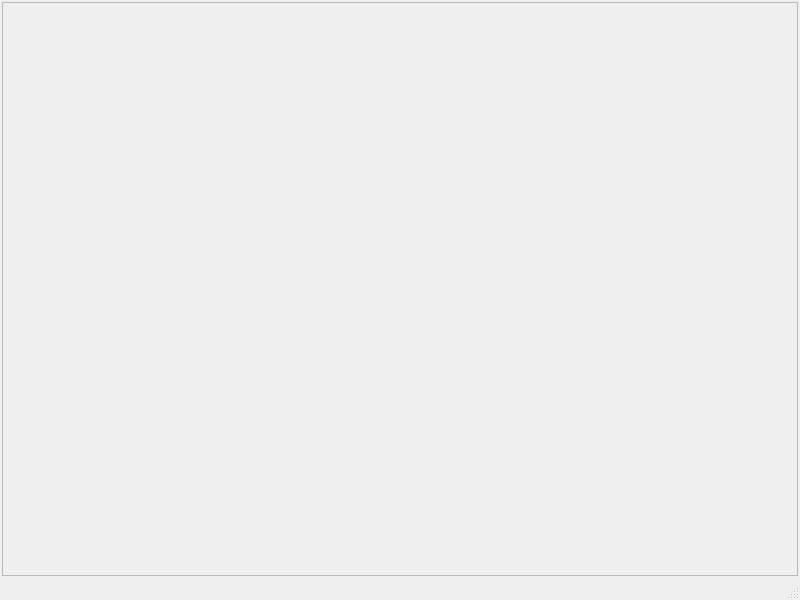
softwareschneiderei/viewer, file viewer/Viewer.ui: the form before one commit.
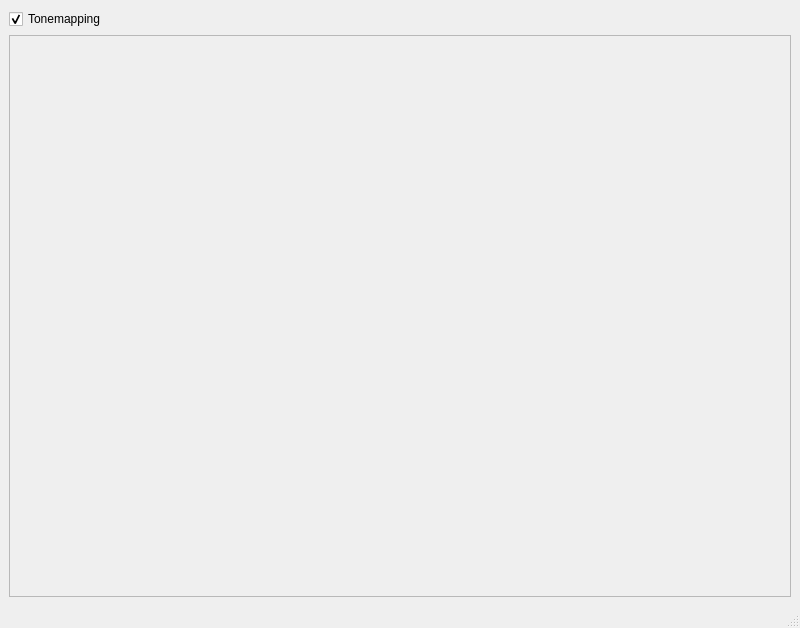
The form after the commit.

Patch:
```diff
--- a/viewer/Viewer.ui
+++ b/viewer/Viewer.ui
@@ -7,26 +7,44 @@
     <x>0</x>
     <y>0</y>
     <width>800</width>
-    <height>600</height>
+    <height>628</height>
    </rect>
   </property>
   <property name="windowTitle">
    <string>MainWindow</string>
   </property>
   <widget class="QWidget" name="centralwidget">
-   <layout class="QHBoxLayout" name="horizontalLayout">
-    <property name="leftMargin">
-     <number>2</number>
-    </property>
-    <property name="topMargin">
-     <number>2</number>
-    </property>
-    <property name="rightMargin">
-     <number>2</number>
-    </property>
-    <property name="bottomMargin">
-     <number>2</number>
-    </property>
+   <layout class="QVBoxLayout" name="verticalLayout">
+    <item>
+     <layout class="QHBoxLayout" name="horizontalLayout">
+      <item>
+       <widget class="QCheckBox" name="tonemapping">
+        <property name="text">
+         <string>Tonemapping</string>
+        </property>
+        <property name="checkable">
+         <bool>true</bool>
+        </property>
+        <property name="checked">
+         <bool>true</bool>
+        </property>
+       </widget>
+      </item>
+      <item>
+       <spacer name="horizontalSpacer">
+        <property name="orientation">
+         <enum>Qt::Horizontal</enum>
+        </property>
+        <property name="sizeHint" stdset="0">
+         <size>
+          <width>40</width>
+          <height>20</height>
+         </size>
+        </property>
+       </spacer>
+      </item>
+     </layout>
+    </item>
     <item>
      <widget class="QScrollArea" name="scrollArea">
       <property name="widgetResizable">
@@ -37,11 +55,11 @@
         <rect>
          <x>0</x>
          <y>0</y>
-         <width>794</width>
-         <height>547</height>
+         <width>780</width>
+         <height>531</height>
         </rect>
        </property>
-       <layout class="QVBoxLayout" name="verticalLayout">
+       <layout class="QVBoxLayout" name="verticalLayout_2">
         <property name="spacing">
          <number>0</number>
         </property>
@@ -80,7 +98,11 @@
     </rect>
    </property>
   </widget>
-  <widget class="QStatusBar" name="statusbar"/>
+  <widget class="QStatusBar" name="statusbar">
+   <property name="sizeGripEnabled">
+    <bool>true</bool>
+   </property>
+  </widget>
  </widget>
  <resources/>
  <connections/>
```
